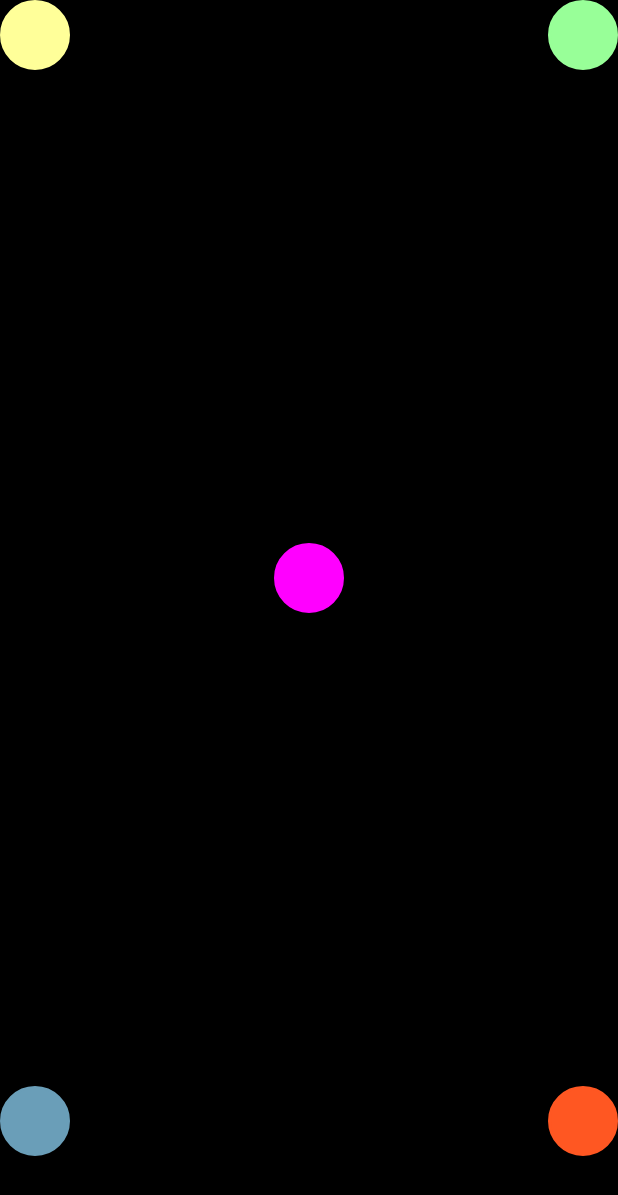
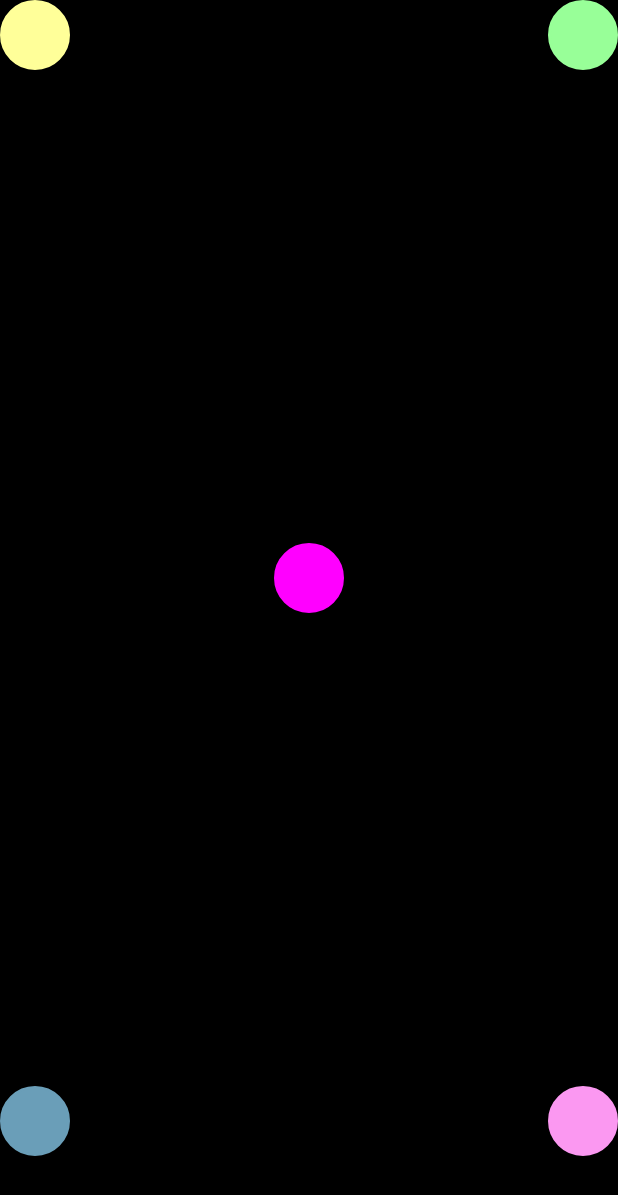
Before and after one commit to BlipDot/BlipDot-core, an Android app: the screen it shows after launch (MainActivity), on a phone screen of 412 x 824 dp. Shown: the top 1195 px of the screen. Run offline under Robolectric (Android 15) with nearby library versions, the phone set to English and light mode, and no system bars.

Commit message:
Added peach colored dot instead of orange

```diff
--- a/blipdot/app/src/main/java/com/joshi/blipdot/MainActivity.kt
+++ b/blipdot/app/src/main/java/com/joshi/blipdot/MainActivity.kt
@@ -113,9 +113,9 @@ class MainActivity : AppCompatActivity() {
         val background3 = R.drawable.roundedbutton3
         buttonCreate(blueBtn, background3, 0, gameHeight, constLayout)
 
-        val orangeBtn = Button(this)
+        val peachBtn = Button(this)
         val background4 = R.drawable.roundedbutton4
-        buttonCreate(orangeBtn, background4, gameWidth, gameHeight, constLayout)
+        buttonCreate(peachBtn, background4, gameWidth, gameHeight, constLayout)
 
         val magentaBtn = Button(this)
         val background5 = R.drawable.roundedbutton5
@@ -161,7 +161,7 @@ class MainActivity : AppCompatActivity() {
 
         btnClickListener(blueBtn)
 
-        btnClickListener(orangeBtn)
+        btnClickListener(peachBtn)
 
         btnClickListener(magentaBtn)
 
--- a/blipdot/app/src/main/res/drawable/roundedbutton4.xml
+++ b/blipdot/app/src/main/res/drawable/roundedbutton4.xml
@@ -3,10 +3,10 @@
     <item android:state_pressed="false">
         <shape android:shape="rectangle">
             <corners android:radius="1000dp" />
-            <solid android:color="#FF5722" />
+            <solid android:color="#FB98F1" />
             <stroke
                 android:width="2dip"
-                android:color="#FF5722" />
+                android:color="#FB98F1" />
             <padding
                 android:bottom="4dp"
                 android:left="4dp"
@@ -17,10 +17,10 @@
     <item android:state_pressed="true">
         <shape android:shape="rectangle">
             <corners android:radius="1000dp" />
-            <solid android:color="#FF5722" />
+            <solid android:color="#FB98F1" />
             <stroke
                 android:width="2dip"
-                android:color="#FF5722" />
+                android:color="#FB98F1" />
             <padding
                 android:bottom="4dp"
                 android:left="4dp"
```
